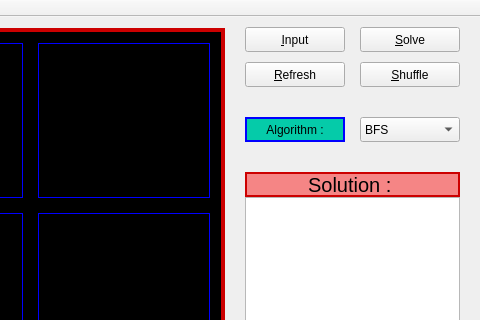
First picture: the form in mainwindow.ui, repository Pooryamn/Puzzle8_Qt, before the edit; both pictures show x 360 to 840 and y 0 to 320 of the 840 by 580 pixel window.
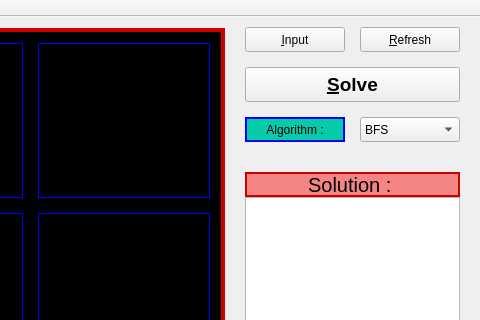
Second picture: the form after the edit. Icons and pictures are not drawn.

Patch:
```diff
--- a/mainwindow.ui
+++ b/mainwindow.ui
@@ -60,12 +60,19 @@
    <widget class="QPushButton" name="btn_solve">
     <property name="geometry">
      <rect>
-      <x>720</x>
-      <y>10</y>
-      <width>100</width>
-      <height>25</height>
+      <x>605</x>
+      <y>50</y>
+      <width>215</width>
+      <height>35</height>
      </rect>
     </property>
+    <property name="font">
+     <font>
+      <pointsize>14</pointsize>
+      <weight>75</weight>
+      <bold>true</bold>
+     </font>
+    </property>
     <property name="text">
      <string>&amp;Solve</string>
     </property>
@@ -73,8 +80,8 @@
    <widget class="QPushButton" name="btn_refresh">
     <property name="geometry">
      <rect>
-      <x>605</x>
-      <y>45</y>
+      <x>720</x>
+      <y>10</y>
       <width>100</width>
       <height>25</height>
      </rect>
@@ -83,19 +90,6 @@
      <string>&amp;Refresh</string>
     </property>
    </widget>
-   <widget class="QPushButton" name="btn_shuffle">
-    <property name="geometry">
-     <rect>
-      <x>720</x>
-      <y>45</y>
-      <width>100</width>
-      <height>25</height>
-     </rect>
-    </property>
-    <property name="text">
-     <string>&amp;Shuffle</string>
-    </property>
-   </widget>
    <widget class="QLabel" name="lbl_algo">
     <property name="geometry">
      <rect>
```
